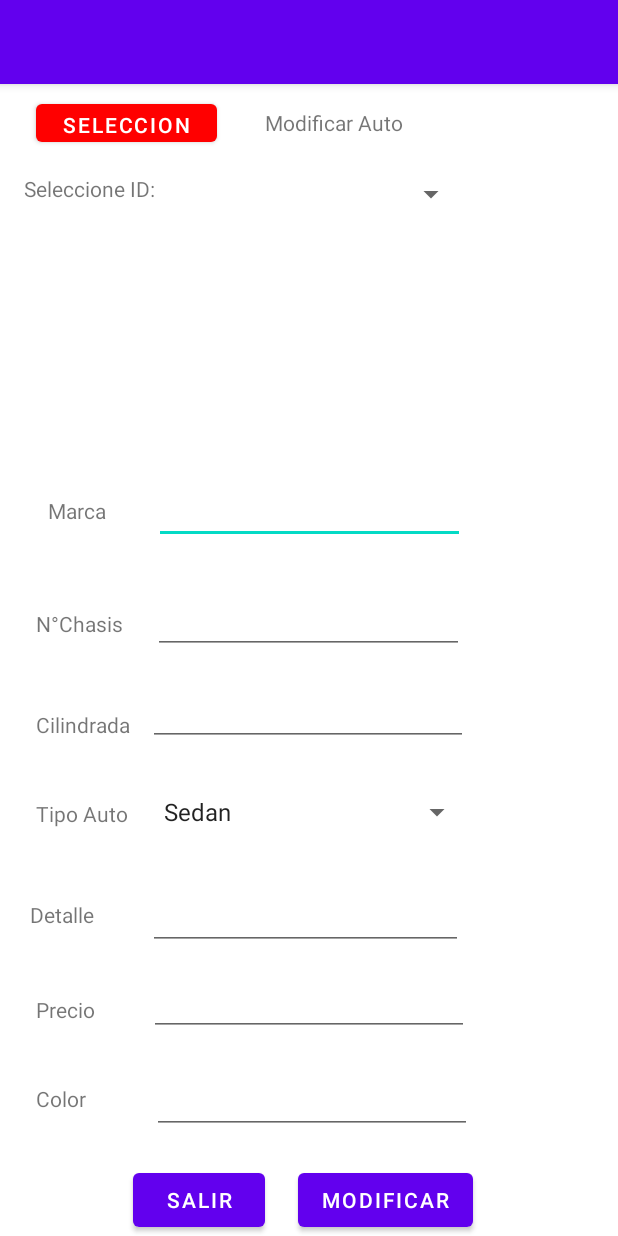
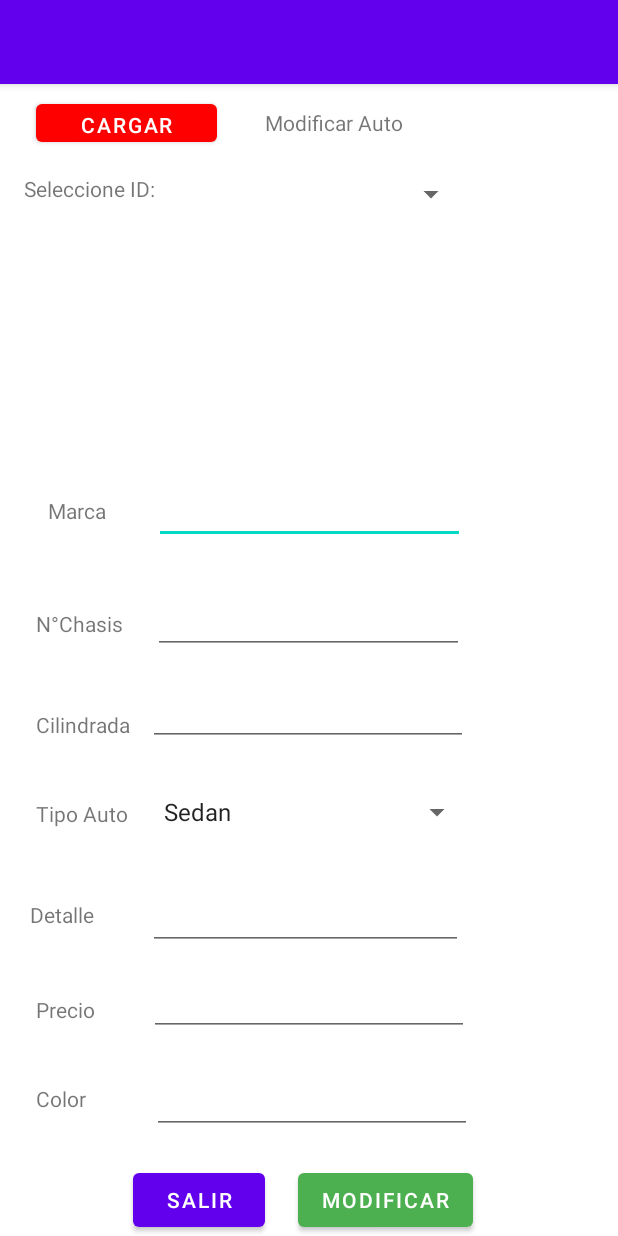
Before and after one commit to kaitomugui/certamen2, an Android app: the ModificarAuto screen opened directly, with no data from a screen before it, on a phone screen of 412 x 824 dp. Run offline under Robolectric (Android 15) with nearby library versions, the phone set to English and light mode, and no system bars.

Commit message:
Cambio colores en botones principales

```diff
--- a/app/src/main/res/layout/activity_crear_auto.xml
+++ b/app/src/main/res/layout/activity_crear_auto.xml
@@ -113,6 +113,7 @@
         android:layout_marginEnd="24dp"
         android:layout_marginRight="24dp"
         android:text="Reset"
+        app:backgroundTint="#F44336"
         app:layout_constraintEnd_toEndOf="parent"
         app:layout_constraintTop_toBottomOf="@+id/edtCColor" />
 
@@ -137,6 +138,7 @@
         android:layout_marginEnd="50dp"
         android:layout_marginRight="50dp"
         android:text="Crear"
+        app:backgroundTint="#4CAF50"
         app:layout_constraintEnd_toStartOf="@+id/btCReset"
         app:layout_constraintTop_toBottomOf="@+id/edtCColor" />
 
--- a/app/src/main/res/layout/activity_modificar_auto.xml
+++ b/app/src/main/res/layout/activity_modificar_auto.xml
@@ -208,6 +208,7 @@
         android:layout_marginEnd="8dp"
         android:layout_marginRight="8dp"
         android:text="Modificar"
+        app:backgroundTint="#4CAF50"
         app:layout_constraintBottom_toBottomOf="parent"
         app:layout_constraintEnd_toEndOf="parent"
         app:layout_constraintStart_toEndOf="@+id/btMSalir" />
@@ -233,7 +234,7 @@
         android:layout_marginTop="7dp"
         android:layout_marginEnd="32dp"
         android:layout_marginRight="32dp"
-        android:text="Seleccion"
+        android:text="Cargar"
         app:backgroundTint="#FF0000"
         app:layout_constraintEnd_toStartOf="@+id/tvM1"
         app:layout_constraintStart_toStartOf="parent"
--- a/app/src/main/res/layout/activity_ver_autos.xml
+++ b/app/src/main/res/layout/activity_ver_autos.xml
@@ -53,6 +53,7 @@
         android:layout_marginLeft="24dp"
         android:layout_marginTop="24dp"
         android:text="Mostrar"
+        app:backgroundTint="#009688"
         app:layout_constraintStart_toEndOf="@+id/btVSalir"
         app:layout_constraintTop_toBottomOf="@+id/tvV2" />
 
```
Also changed, not shown: app/src/main/java/com/example/certamen2/CrearAuto.kt (+6 -1 lines).
